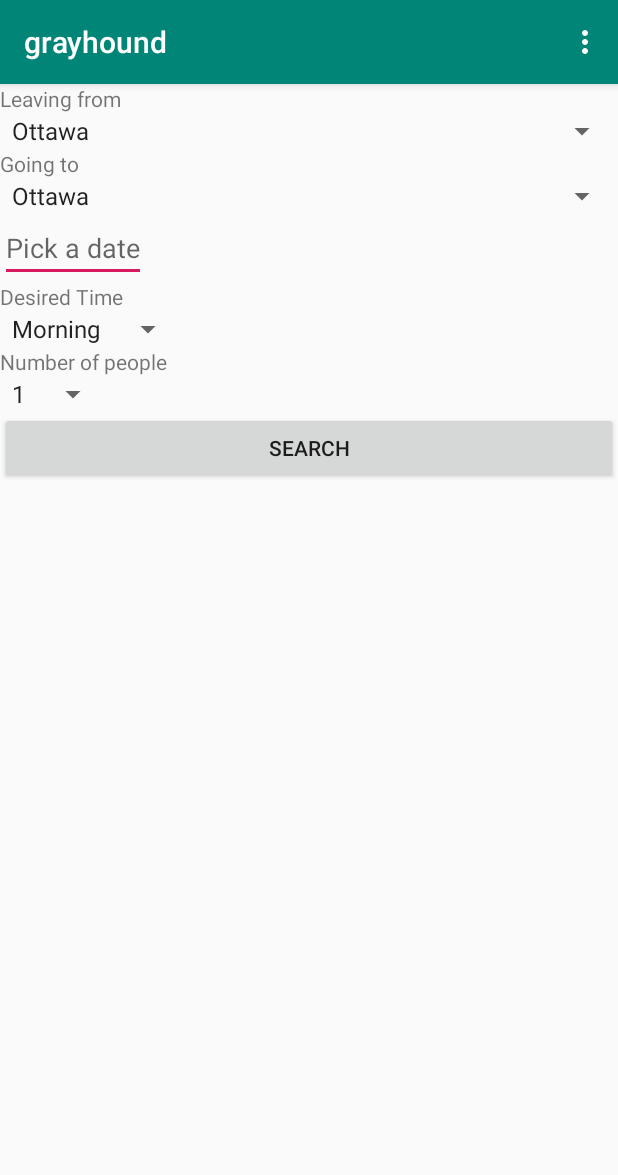
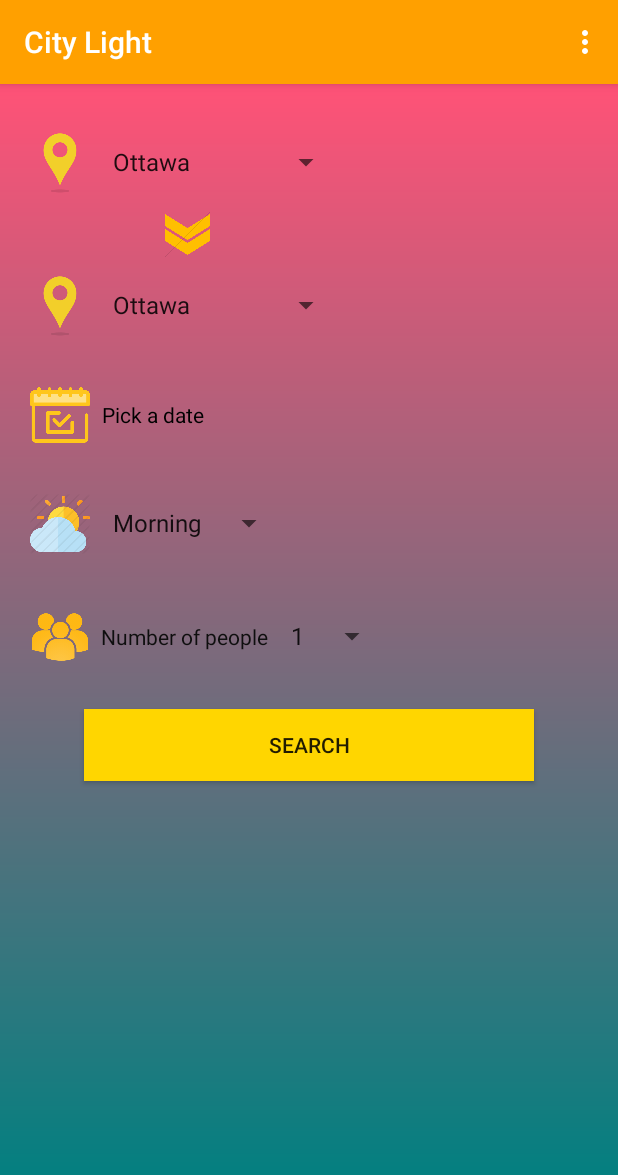
Before and after one commit to sonym3/BusBooking, an Android app: the Dashboard screen opened directly, with no data from a screen before it, on a phone screen of 412 x 824 dp. Shown: the top 1175 px of the screen. Run offline under Robolectric (Android 15) with nearby library versions, the phone set to English and light mode, and no system bars; our stand-ins replace Firebase (no records; nobody signed in at launch, a user with empty details on screens opened directly).

Commit message:
layout update

```diff
--- a/app/src/main/java/com/example/grayhound/Dashboard.java
+++ b/app/src/main/java/com/example/grayhound/Dashboard.java
@@ -15,6 +15,7 @@
 import android.widget.DatePicker;
 import android.widget.EditText;
 import android.widget.Spinner;
+import android.widget.TextView;
 import android.widget.Toast;
 
 import com.google.firebase.auth.FirebaseAuth;
@@ -27,7 +28,7 @@
 
     Spinner from,to,time,count;
     private Button search;
-    private EditText dateSlot;
+    private TextView dateSlot;
     private int mYear, mMonth, mDay;
     final Calendar defaultMaxDate = Calendar.getInstance(Locale.getDefault());
     @Override
@@ -40,7 +41,7 @@
       //  time=(Spinner)findViewById(R.id.timeOfTravel);
         count=(Spinner)findViewById(R.id.numberOfPeople);
         search=(Button) findViewById(R.id.btnSearch);
-        dateSlot=(EditText)findViewById(R.id.pickDate);
+        dateSlot=(TextView) findViewById(R.id.pickDate);
 
         defaultMaxDate.set(2019, Calendar.NOVEMBER, 30);
 
--- a/app/src/main/res/layout/activity_dashboard.xml
+++ b/app/src/main/res/layout/activity_dashboard.xml
@@ -4,66 +4,135 @@
     xmlns:tools="http://schemas.android.com/tools"
     android:layout_width="match_parent"
     android:layout_height="match_parent"
+    android:background="@drawable/gradient"
     android:orientation="vertical"
     tools:context=".Dashboard">
-<TextView
-
+<LinearLayout
     android:layout_width="wrap_content"
     android:layout_height="wrap_content"
-    android:text="Leaving from"/>
+    android:layout_marginTop="30dp"
+    android:layout_marginLeft="20dp"
+    android:orientation="horizontal">
+
+    <ImageView
+        android:layout_width="40dp"
+        android:layout_height="45dp"
+        android:src="@drawable/from"/>
+
     <Spinner
         android:id="@+id/leavingFrom"
-        android:layout_width="match_parent"
-        android:layout_height="wrap_content"
-        android:entries="@array/destination_arrays"
-        android:prompt="@string/destination_prompt" />
-    <TextView
-
-        android:layout_width="wrap_content"
-        android:layout_height="wrap_content"
-        android:text="Going to"/>
-
-    <Spinner
-        android:id="@+id/goingTo"
+        android:layout_marginTop="10dp"
+        android:layout_marginLeft="7dp"
+        android:textColor="#FFF"
         android:layout_width="match_parent"
         android:layout_height="wrap_content"
         android:entries="@array/destination_arrays"
         android:prompt="@string/destination_prompt" />
 
+</LinearLayout>
 
-    <EditText
-          android:id="@+id/pickDate"
-          android:hint="Pick a date"
-          android:layout_width="wrap_content"
-          android:layout_height="wrap_content"  />
+    <ImageView
+        android:layout_width="50dp"
+        android:layout_height="30dp"
+        android:layout_marginLeft="100dp"
+        android:layout_marginTop="10dp"
+        android:src="@drawable/arrow"/>
 
-    <TextView
+    <LinearLayout
         android:layout_width="wrap_content"
         android:layout_height="wrap_content"
-        android:text="Desired Time"/>
+        android:layout_marginTop="10dp"
+        android:layout_marginLeft="20dp"
+        android:orientation="horizontal">
+    <ImageView
+        android:layout_width="40dp"
+        android:layout_height="45dp"
+        android:src="@drawable/from"/>
 
+    <Spinner
+        android:id="@+id/goingTo"
+        android:layout_marginTop="10dp"
+        android:layout_marginLeft="7dp"
+        android:layout_width="match_parent"
+        android:layout_height="wrap_content"
+        android:entries="@array/destination_arrays"
+        android:prompt="@string/destination_prompt" />
+    </LinearLayout>
+
+    <LinearLayout
+        android:layout_width="220dp"
+        android:layout_height="wrap_content"
+        android:layout_marginTop="30dp"
+        android:layout_marginLeft="20dp"
+        android:orientation="horizontal">
+    <ImageView
+        android:layout_width="40dp"
+        android:layout_height="40dp"
+        android:src="@drawable/cal"/>
+        <TextView
+        android:id="@+id/pickDate"
+            android:layout_marginTop="10dp"
+            android:layout_marginLeft="8dp"
+        android:layout_width="match_parent"
+        android:layout_height="wrap_content"
+            android:textColor="#000000"
+        android:text="Pick a date" />
+</LinearLayout>
+<LinearLayout
+    android:layout_width="wrap_content"
+    android:layout_height="wrap_content"
+    android:layout_marginTop="30dp"
+    android:layout_marginLeft="20dp">
+<ImageView
+    android:layout_width="40dp"
+    android:layout_height="45dp"
+    android:src="@drawable/time"/>
     <Spinner
         android:id="@+id/timeOfTravel"
         android:layout_width="wrap_content"
         android:layout_height="wrap_content"
+        android:textColor="#FFF"
         android:entries="@array/time"
+        android:layout_marginTop="10dp"
+        android:layout_marginLeft="7dp"
         android:prompt="@string/pick_time" />
+</LinearLayout>
+
+    <LinearLayout
+        android:layout_width="wrap_content"
+        android:layout_height="wrap_content"
+        android:layout_marginTop="30dp"
+        android:layout_marginLeft="20dp">
+        <ImageView
+            android:layout_width="40dp"
+            android:layout_height="45dp"
+            android:src="@drawable/people"/>
     <TextView
 
         android:layout_width="wrap_content"
         android:layout_height="wrap_content"
-        android:text="Number of people"/>
+        android:textColor="#0E0E0E"
+        android:layout_marginTop="10dp"
+        android:layout_marginLeft="7dp"
+        android:text="Number of people" />
+
     <Spinner
         android:id="@+id/numberOfPeople"
         android:layout_width="wrap_content"
         android:layout_height="wrap_content"
         android:entries="@array/count"
+        android:layout_marginTop="10dp"
+        android:layout_marginLeft="7dp"
         android:prompt="@string/number_of_people" />
+    </LinearLayout>
 
     <Button
         android:id="@+id/btnSearch"
-        android:layout_width="match_parent"
         android:layout_height="wrap_content"
+        android:layout_width="300dp"
+        android:layout_gravity="center"
+        android:layout_marginTop="25dp"
+        android:background="#FFD600"
         android:text="Search" />
 
 
--- a/app/src/main/res/layout/activity_main.xml
+++ b/app/src/main/res/layout/activity_main.xml
@@ -34,13 +34,14 @@
         android:gravity="center_horizontal"
         android:layout_gravity="center"
         android:inputType="textEmailAddress"
-        android:textColorHint="#FFF" />
+        android:textColorHint="#DAD2D2"
+         />
 
     <EditText
         android:id="@+id/loginPassword"
         android:layout_width="wrap_content"
         android:layout_height="wrap_content"
-        android:textColorHint="#FFF"
+        android:textColorHint="#DAD2D2"
         android:layout_gravity="center"
         android:singleLine="true"
         android:layout_centerInParent="true"
--- a/app/src/main/res/values/colors.xml
+++ b/app/src/main/res/values/colors.xml
@@ -1,6 +1,6 @@
 <?xml version="1.0" encoding="utf-8"?>
 <resources>
-    <color name="colorPrimary">#008577</color>
-    <color name="colorPrimaryDark">#00574B</color>
+    <color name="colorPrimary">#FFA000</color>
+    <color name="colorPrimaryDark">#FBC02D</color>
     <color name="colorAccent">#D81B60</color>
 </resources>
--- a/app/src/main/res/values/strings.xml
+++ b/app/src/main/res/values/strings.xml
@@ -1,5 +1,5 @@
 <resources>
-    <string name="app_name">grayhound</string>
+    <string name="app_name">City Light</string>
 
     <string name="destination_prompt">Choose your destination</string>
 
```
Also changed, not shown: app/src/main/res/layout/activity_register.xml (+55 -6 lines), app/src/main/res/drawable-v24/arrow.png (added), app/src/main/res/drawable-v24/busregister.png (added), app/src/main/res/drawable-v24/cal.png (added), app/src/main/res/drawable-v24/from.png (added), app/src/main/res/drawable-v24/people.png (added), app/src/main/res/drawable-v24/time.png (added).
